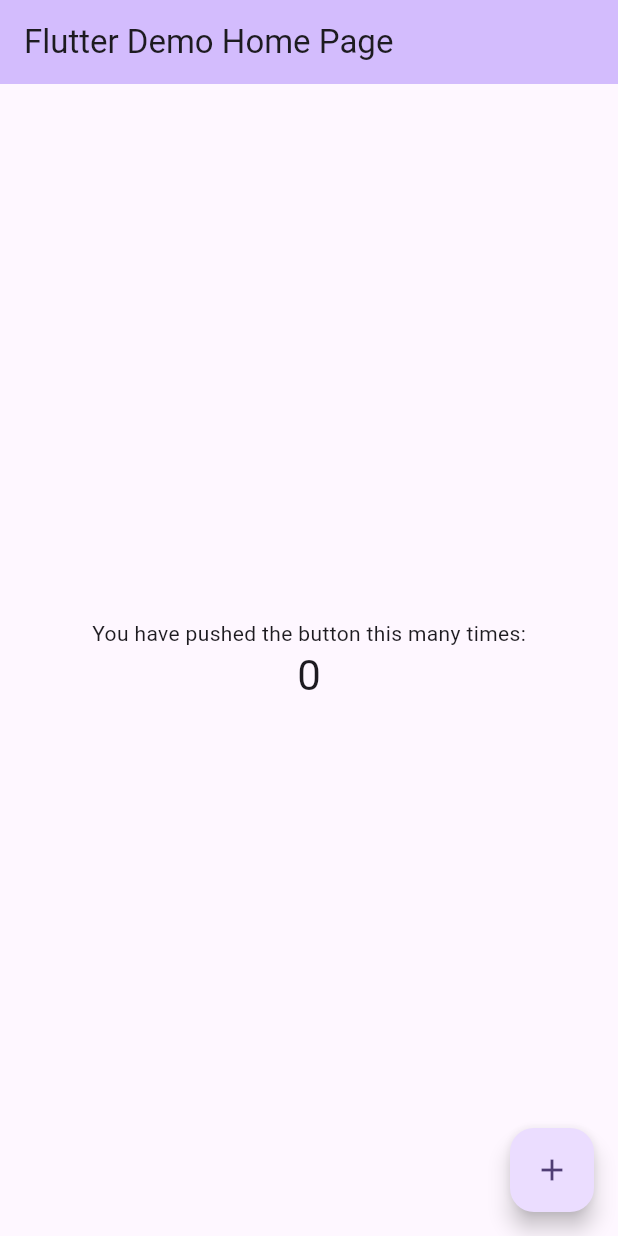
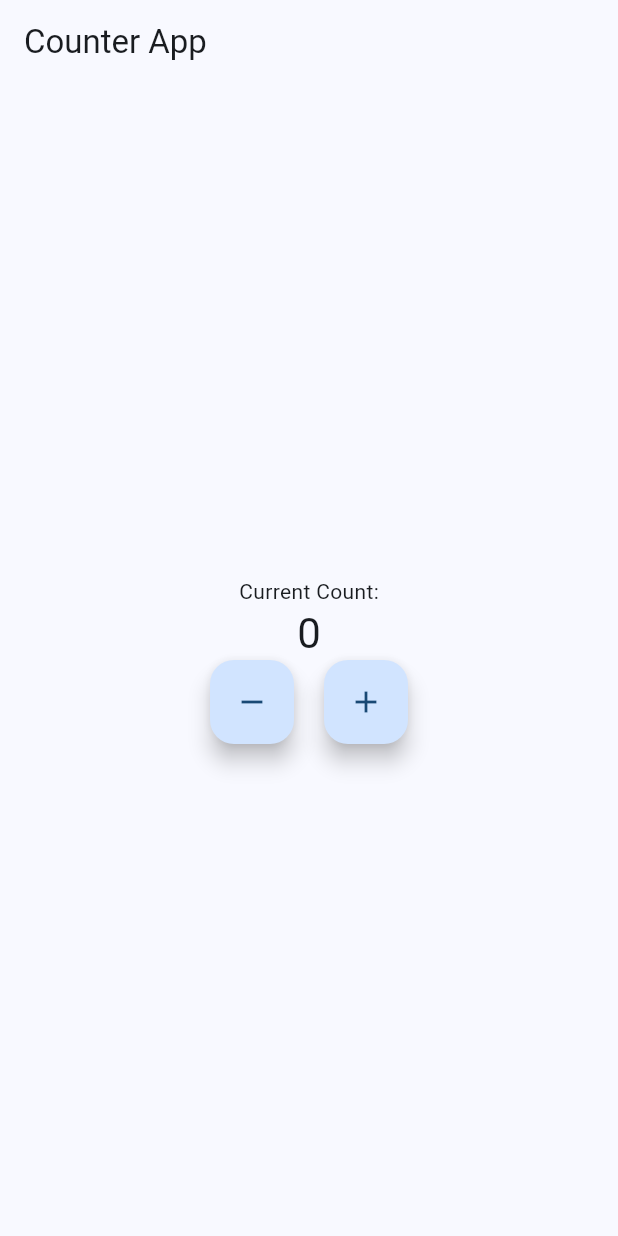
Before and after one commit to ast3310/mobile_development, a Flutter app: the screen it shows after launch, on a phone screen of 412 x 824 dp. Run offline on Flutter 3.47's test engine with Material 3 defaults, Android fonts, the light colour scheme and no system bars.

Commit message:
add: counter app

```diff
--- a/lab3/lib/main.dart
+++ b/lab3/lib/main.dart
@@ -7,119 +7,77 @@
 class MyApp extends StatelessWidget {
   const MyApp({super.key});
 
-  // This widget is the root of your application.
   @override
   Widget build(BuildContext context) {
     return MaterialApp(
-      title: 'Flutter Demo',
+      title: 'Приложение для подсчета',
       theme: ThemeData(
-        // This is the theme of your application.
-        //
-        // TRY THIS: Try running your application with "flutter run". You'll see
-        // the application has a purple toolbar. Then, without quitting the app,
-        // try changing the seedColor in the colorScheme below to Colors.green
-        // and then invoke "hot reload" (save your changes or press the "hot
-        // reload" button in a Flutter-supported IDE, or press "r" if you used
-        // the command line to start the app).
-        //
-        // Notice that the counter didn't reset back to zero; the application
-        // state is not lost during the reload. To reset the state, use hot
-        // restart instead.
-        //
-        // This works for code too, not just values: Most code changes can be
-        // tested with just a hot reload.
-        colorScheme: ColorScheme.fromSeed(seedColor: Colors.deepPurple),
+        colorScheme: ColorScheme.fromSeed(seedColor: Colors.blue),
         useMaterial3: true,
       ),
-      home: const MyHomePage(title: 'Flutter Demo Home Page'),
+      home: const CounterPage(),
     );
   }
 }
 
-class MyHomePage extends StatefulWidget {
-  const MyHomePage({super.key, required this.title});
-
-  // This widget is the home page of your application. It is stateful, meaning
-  // that it has a State object (defined below) that contains fields that affect
-  // how it looks.
-
-  // This class is the configuration for the state. It holds the values (in this
-  // case the title) provided by the parent (in this case the App widget) and
-  // used by the build method of the State. Fields in a Widget subclass are
-  // always marked "final".
-
-  final String title;
+class CounterPage extends StatefulWidget {
+  const CounterPage({super.key});
 
   @override
-  State<MyHomePage> createState() => _MyHomePageState();
+  State<CounterPage> createState() => _CounterPageState();
 }
 
-class _MyHomePageState extends State<MyHomePage> {
+class _CounterPageState extends State<CounterPage> {
   int _counter = 0;
 
   void _incrementCounter() {
     setState(() {
-      // This call to setState tells the Flutter framework that something has
-      // changed in this State, which causes it to rerun the build method below
-      // so that the display can reflect the updated values. If we changed
-      // _counter without calling setState(), then the build method would not be
-      // called again, and so nothing would appear to happen.
       _counter++;
+    });
+  }
+
+  void _decrementCounter() {
+    setState(() {
+      _counter--;
     });
   }
 
   @override
   Widget build(BuildContext context) {
-    // This method is rerun every time setState is called, for instance as done
-    // by the _incrementCounter method above.
-    //
-    // The Flutter framework has been optimized to make rerunning build methods
-    // fast, so that you can just rebuild anything that needs updating rather
-    // than having to individually change instances of widgets.
     return Scaffold(
       appBar: AppBar(
-        // TRY THIS: Try changing the color here to a specific color (to
-        // Colors.amber, perhaps?) and trigger a hot reload to see the AppBar
-        // change color while the other colors stay the same.
-        backgroundColor: Theme.of(context).colorScheme.inversePrimary,
-        // Here we take the value from the MyHomePage object that was created by
-        // the App.build method, and use it to set our appbar title.
-        title: Text(widget.title),
+        title: const Text('Counter App'),
       ),
       body: Center(
-        // Center is a layout widget. It takes a single child and positions it
-        // in the middle of the parent.
         child: Column(
-          // Column is also a layout widget. It takes a list of children and
-          // arranges them vertically. By default, it sizes itself to fit its
-          // children horizontally, and tries to be as tall as its parent.
-          //
-          // Column has various properties to control how it sizes itself and
-          // how it positions its children. Here we use mainAxisAlignment to
-          // center the children vertically; the main axis here is the vertical
-          // axis because Columns are vertical (the cross axis would be
-          // horizontal).
-          //
-          // TRY THIS: Invoke "debug painting" (choose the "Toggle Debug Paint"
-          // action in the IDE, or press "p" in the console), to see the
-          // wireframe for each widget.
           mainAxisAlignment: MainAxisAlignment.center,
           children: <Widget>[
             const Text(
-              'You have pushed the button this many times:',
+              'Current Count:',
             ),
             Text(
               '$_counter',
               style: Theme.of(context).textTheme.headlineMedium,
             ),
+            Row(
+              mainAxisAlignment: MainAxisAlignment.center,
+              children: [
+                FloatingActionButton(
+                  onPressed: _decrementCounter,
+                  tooltip: 'Decrement',
+                  child: const Icon(Icons.remove),
+                ),
+                const SizedBox(width: 20),
+                FloatingActionButton(
+                  onPressed: _incrementCounter,
+                  tooltip: 'Increment',
+                  child: const Icon(Icons.add),
+                ),
+              ],
+            ),
           ],
         ),
       ),
-      floatingActionButton: FloatingActionButton(
-        onPressed: _incrementCounter,
-        tooltip: 'Increment',
-        child: const Icon(Icons.add),
-      ), // This trailing comma makes auto-formatting nicer for build methods.
     );
   }
 }
```
